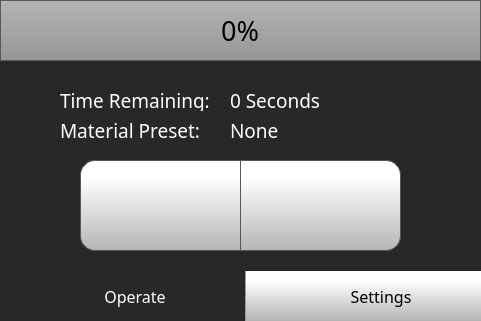
Qt form Code/curingMachineUI.ui (FracktalWorks/Curing_Machine) before a commit.
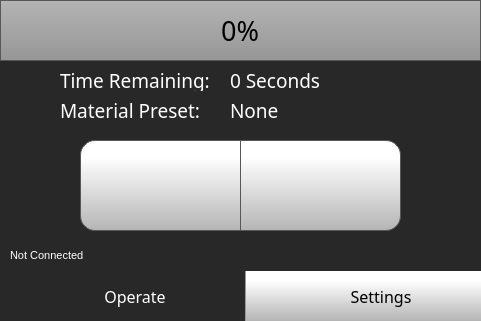
The same form after that commit. Icons and pictures are not drawn.

Diff of the .ui file:
```diff
--- a/Code/curingMachineUI.ui
+++ b/Code/curingMachineUI.ui
@@ -144,7 +144,7 @@
         <property name="geometry">
          <rect>
           <x>80</x>
-          <y>160</y>
+          <y>140</y>
           <width>161</width>
           <height>91</height>
          </rect>
@@ -224,7 +224,7 @@
         <property name="geometry">
          <rect>
           <x>240</x>
-          <y>160</y>
+          <y>140</y>
           <width>161</width>
           <height>91</height>
          </rect>
@@ -344,7 +344,7 @@
         <property name="geometry">
          <rect>
           <x>60</x>
-          <y>90</y>
+          <y>70</y>
           <width>161</width>
           <height>21</height>
          </rect>
@@ -371,7 +371,7 @@
         <property name="geometry">
          <rect>
           <x>230</x>
-          <y>90</y>
+          <y>70</y>
           <width>211</width>
           <height>21</height>
          </rect>
@@ -403,7 +403,7 @@
         <property name="geometry">
          <rect>
           <x>230</x>
-          <y>120</y>
+          <y>100</y>
           <width>211</width>
           <height>21</height>
          </rect>
@@ -435,7 +435,7 @@
         <property name="geometry">
          <rect>
           <x>60</x>
-          <y>120</y>
+          <y>100</y>
           <width>161</width>
           <height>21</height>
          </rect>
@@ -458,6 +458,33 @@
          <string>Material Preset:</string>
         </property>
        </widget>
+       <widget class="QLabel" name="ipStatus">
+        <property name="geometry">
+         <rect>
+          <x>10</x>
+          <y>240</y>
+          <width>161</width>
+          <height>31</height>
+         </rect>
+        </property>
+        <property name="font">
+         <font>
+          <family>MS Shell Dlg 2</family>
+          <pointsize>8</pointsize>
+          <weight>50</weight>
+          <bold>false</bold>
+         </font>
+        </property>
+        <property name="contextMenuPolicy">
+         <enum>Qt::NoContextMenu</enum>
+        </property>
+        <property name="styleSheet">
+         <string notr="true">color: rgb(255, 255, 255);</string>
+        </property>
+        <property name="text">
+         <string>Not Connected</string>
+        </property>
+       </widget>
       </widget>
       <widget class="QWidget" name="settingsTab">
        <attribute name="icon">
```
Left out of the diff: 32 changed lines with no effect on the pictures.
